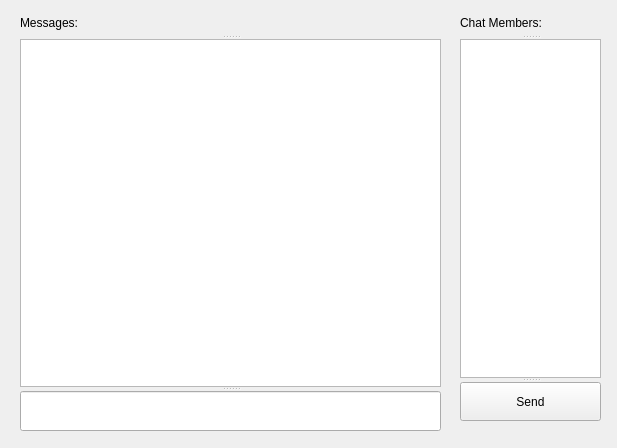
Huy-Nguyen-HCI/RocketBook, file gui/chatgui.ui: the form before one commit.
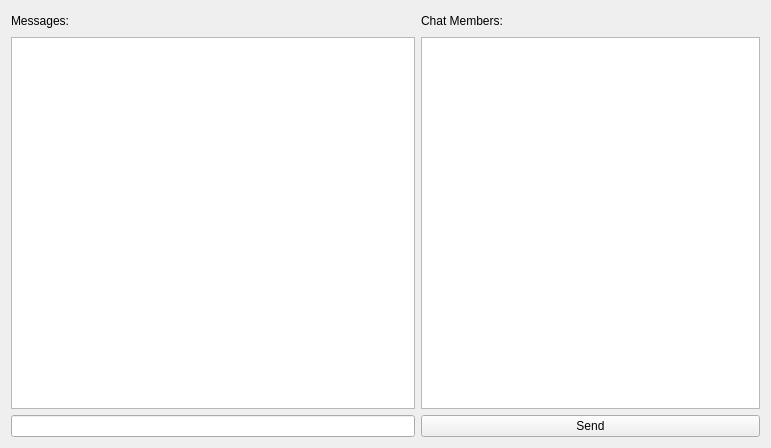
The form after the commit.

Commit message: Rearrange chat UI

```diff
--- a/gui/chatgui.ui
+++ b/gui/chatgui.ui
@@ -6,57 +6,62 @@
    <rect>
     <x>0</x>
     <y>0</y>
-    <width>617</width>
+    <width>771</width>
     <height>448</height>
    </rect>
   </property>
   <property name="windowTitle">
    <string>Form</string>
   </property>
-  <widget class="QSplitter" name="splitter">
-   <property name="geometry">
-    <rect>
-     <x>460</x>
-     <y>10</y>
-     <width>141</width>
-     <height>411</height>
-    </rect>
-   </property>
-   <property name="orientation">
-    <enum>Qt::Vertical</enum>
-   </property>
-   <widget class="QLabel" name="label_2">
-    <property name="text">
-     <string>Chat Members: </string>
-    </property>
-   </widget>
-   <widget class="QListView" name="memberList"/>
-   <widget class="QPushButton" name="send">
-    <property name="text">
-     <string>Send</string>
-    </property>
-   </widget>
-  </widget>
-  <widget class="QSplitter" name="splitter_2">
-   <property name="geometry">
-    <rect>
-     <x>20</x>
-     <y>10</y>
-     <width>421</width>
-     <height>421</height>
-    </rect>
-   </property>
-   <property name="orientation">
-    <enum>Qt::Vertical</enum>
-   </property>
-   <widget class="QLabel" name="label_3">
-    <property name="text">
-     <string>Messages:</string>
-    </property>
-   </widget>
-   <widget class="QListView" name="messageList"/>
-   <widget class="QLineEdit" name="chatBox"/>
-  </widget>
+  <layout class="QGridLayout" name="gridLayout_2">
+   <item row="0" column="0">
+    <layout class="QGridLayout" name="gridLayout">
+     <item row="0" column="0">
+      <widget class="QLabel" name="label_3">
+       <property name="text">
+        <string>Messages:</string>
+       </property>
+      </widget>
+     </item>
+     <item row="2" column="2">
+      <widget class="QPushButton" name="send">
+       <property name="text">
+        <string>Send</string>
+       </property>
+      </widget>
+     </item>
+     <item row="1" column="2">
+      <widget class="QListView" name="memberList"/>
+     </item>
+     <item row="0" column="2">
+      <widget class="QLabel" name="label_2">
+       <property name="text">
+        <string>Chat Members: </string>
+       </property>
+      </widget>
+     </item>
+     <item row="0" column="1">
+      <spacer name="horizontalSpacer">
+       <property name="orientation">
+        <enum>Qt::Horizontal</enum>
+       </property>
+       <property name="sizeHint" stdset="0">
+        <size>
+         <width>40</width>
+         <height>20</height>
+        </size>
+       </property>
+      </spacer>
+     </item>
+     <item row="1" column="0" colspan="2">
+      <widget class="QListView" name="messageList"/>
+     </item>
+     <item row="2" column="0" colspan="2">
+      <widget class="QLineEdit" name="chatBox"/>
+     </item>
+    </layout>
+   </item>
+  </layout>
  </widget>
  <resources/>
  <connections/>
```
The commit also changes 7 other files.
